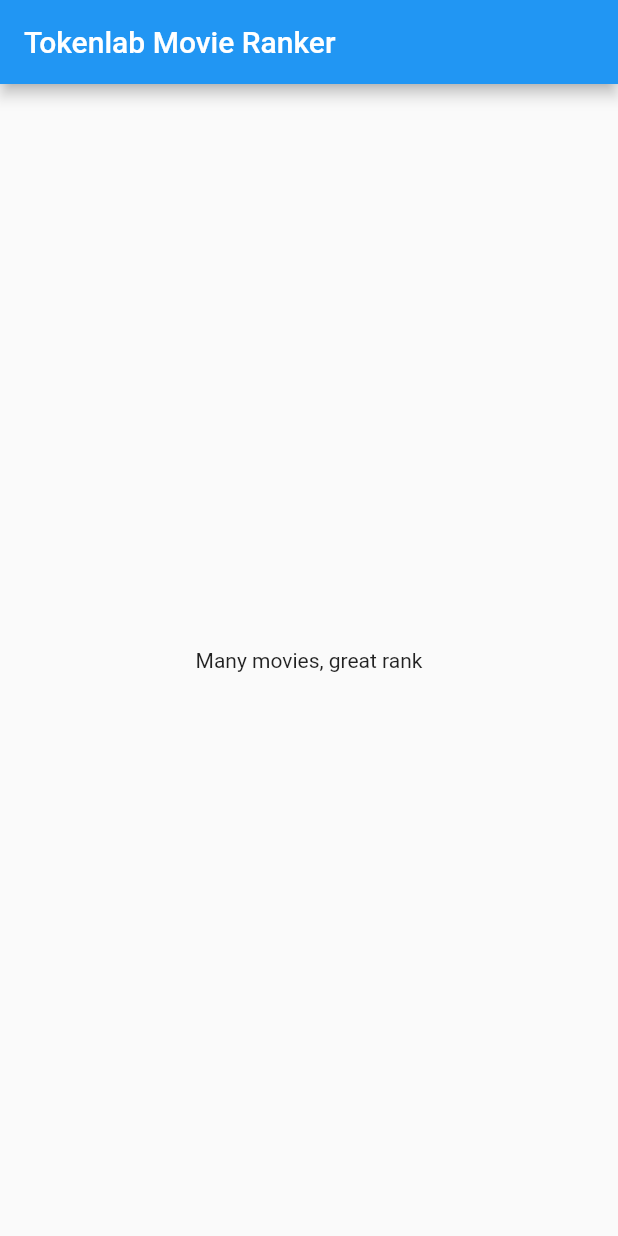
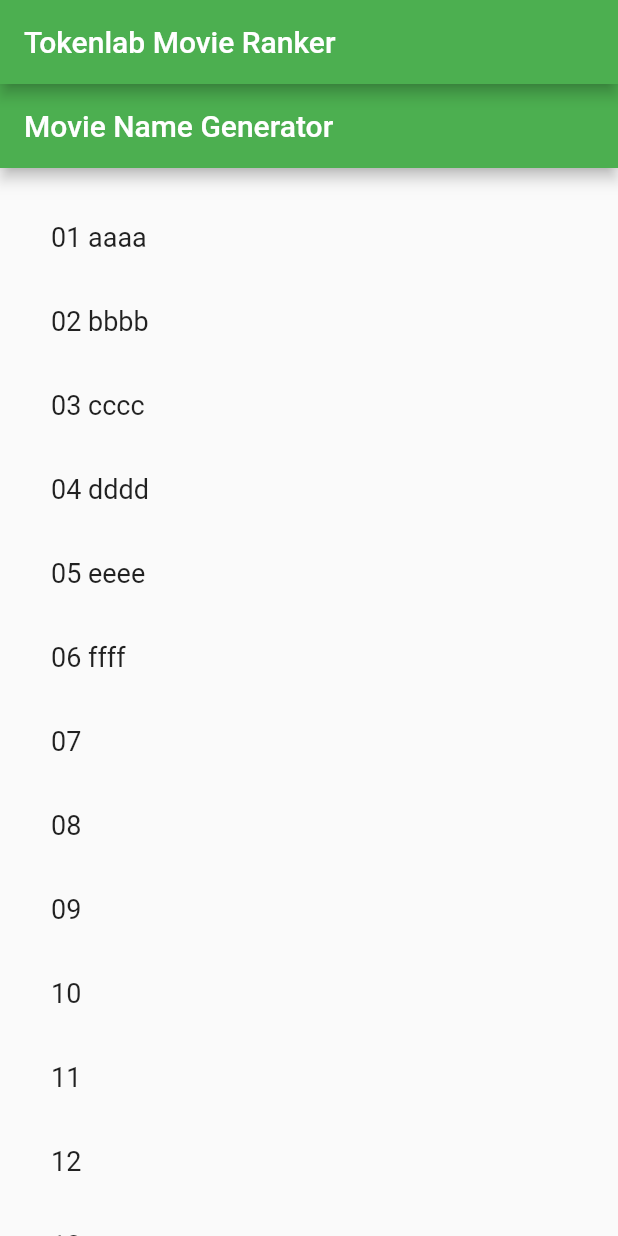
Before and after one commit to Avatark0/DesafioTecnicoTkLb, a Flutter app: the screen it shows after launch, on a phone screen of 412 x 824 dp. Run offline on Flutter 3.47's test engine with Material 2 defaults, Android fonts, the phone set to English and light mode, and no system bars.

Commit message:
First version for the movie list.
Implemented a first version for the movie list. Also added blank files for model and controller.

```diff
--- /dev/null
+++ b/movie_rank/lib/View/movie_list.dart
@@ -0,0 +1,66 @@
+import 'package:flutter/material.dart';
+
+class MyApp extends StatelessWidget {
+  const MyApp({Key? key}) : super(key: key);
+  @override
+  Widget build(BuildContext context) {
+    return MaterialApp(
+      title: 'Movie Ranker',
+      home: Scaffold(
+        appBar: AppBar(
+          title: const Text('Tokenlab Movie Ranker'),
+        ),
+        body: const Center(
+          child: MovieList(),
+        ),
+      ),
+
+      theme: ThemeData(
+        primarySwatch: Colors.green,
+      ),
+
+      debugShowCheckedModeBanner: false,
+    );
+  }
+}
+
+class MovieList extends StatefulWidget {
+  const MovieList({ Key? key }) : super(key: key);
+  @override
+  _MovieListState createState() => _MovieListState();
+}
+
+class _MovieListState extends State<MovieList> {
+  final _moviesList = <String>['01 aaaa','02 bbbb','03 cccc','04 dddd','05 eeee','06 ffff','07','08','09','10','11','12','13','14','15','16','17','18','19','20'];
+  final _biggerFont = const TextStyle(fontSize: 18.0);
+  @override
+  Widget build(BuildContext context) {
+    return Scaffold(
+      appBar: AppBar(
+        title: const Text('Movie Name Generator'),
+      ),
+      body: _buildMoviesList(),
+    );
+  }
+
+  Widget _buildMoviesList(){
+    return ListView.builder(
+      padding: const EdgeInsets.all(18.0),
+      itemCount: _moviesList.length,
+      itemBuilder: (context, index) {
+        final _movieElement =_moviesList[index];
+        return _buildRow(_movieElement);
+      }
+    );
+  }
+
+  //Representa cada linha da lista montada. Precisa receber imagem e titulo. Mudar formato de movieInfo (para colection?)
+  Widget _buildRow(String movieInfo){
+    return ListTile(
+      title: Text(
+        movieInfo,
+        style: _biggerFont,
+      ),
+    );
+  }
+}
--- a/movie_rank/lib/main.dart
+++ b/movie_rank/lib/main.dart
@@ -1,22 +1,6 @@
 import 'package:flutter/material.dart';
+import 'View/movie_list.dart';
 
 void main() {
-  runApp(MyApp());
+  runApp(const MyApp());
 }
-
-class MyApp extends StatelessWidget {
-  @override
-  Widget build(BuildContext context) {
-    return MaterialApp(
-      title: 'Movie Ranker',
-      home: Scaffold(
-        appBar: AppBar(
-          title: const Text('Tokenlab Movie Ranker'),
-        ),
-        body: const Center(
-          child: Text('Many movies, great rank'),
-        ),
-      ),
-    );
-  }
-}
--- a/movie_rank/pubspec.yaml
+++ b/movie_rank/pubspec.yaml
@@ -1,5 +1,5 @@
 name: movie_rank
-description: A new Flutter project.
+description: Project for the Tokenlab technical challenge
 
 # The following line prevents the package from being accidentally published to
 # pub.dev using `flutter pub publish`. This is preferred for private packages.
@@ -27,9 +27,11 @@ environment:
 # the latest version available on pub.dev. To see which dependencies have newer
 # versions available, run `flutter pub outdated`.
 dependencies:
+  http: ^0.13.4
+
+
   flutter:
     sdk: flutter
-
 
   # The following adds the Cupertino Icons font to your application.
   # Use with the CupertinoIcons class for iOS style icons.
```
Also changed, not shown: 3 other files.
